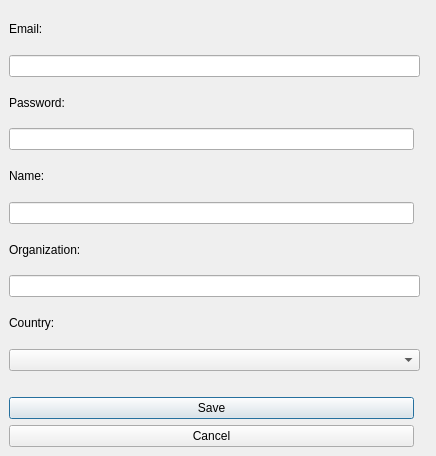
Above: LDMP/DlgSettingsUpdate.ui from ConservationInternational/trends.earth before the change. Below: the same form after it.
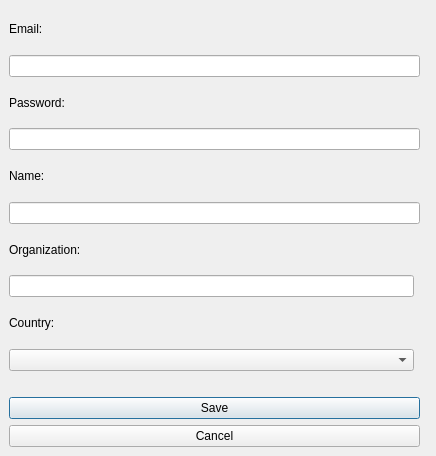
That is the form after the change.

What changed in the file:
```diff
--- a/LDMP/DlgSettingsUpdate.ui
+++ b/LDMP/DlgSettingsUpdate.ui
@@ -68,13 +68,6 @@
       </property>
      </widget>
     </item>
-    <item row="14" column="1">
-     <widget class="QPushButton" name="save">
-      <property name="text">
-       <string>Save</string>
-      </property>
-     </widget>
-    </item>
     <item row="9" column="1">
      <widget class="QLabel" name="label_3">
       <property name="sizePolicy">
@@ -101,26 +94,6 @@
       </property>
      </widget>
     </item>
-    <item row="10" column="1" colspan="2">
-     <widget class="QLineEdit" name="organization">
-      <property name="inputMethodHints">
-       <set>Qt::ImhNone</set>
-      </property>
-      <property name="echoMode">
-       <enum>QLineEdit::Normal</enum>
-      </property>
-     </widget>
-    </item>
-    <item row="12" column="1" colspan="2">
-     <widget class="QComboBox" name="country"/>
-    </item>
-    <item row="6" column="1">
-     <widget class="QLineEdit" name="name">
-      <property name="inputMethodHints">
-       <set>Qt::ImhNoAutoUppercase</set>
-      </property>
-     </widget>
-    </item>
     <item row="11" column="1">
      <widget class="QLabel" name="label_4">
       <property name="sizePolicy">
@@ -134,13 +107,6 @@
       </property>
      </widget>
     </item>
-    <item row="15" column="1">
-     <widget class="QPushButton" name="cancel">
-      <property name="text">
-       <string>Cancel</string>
-      </property>
-     </widget>
-    </item>
     <item row="13" column="1">
      <spacer name="verticalSpacer">
       <property name="orientation">
@@ -157,13 +123,47 @@
       </property>
      </spacer>
     </item>
-    <item row="4" column="1">
+    <item row="14" column="1" colspan="2">
+     <widget class="QPushButton" name="save">
+      <property name="text">
+       <string>Save</string>
+      </property>
+     </widget>
+    </item>
+    <item row="15" column="1" colspan="2">
+     <widget class="QPushButton" name="cancel">
+      <property name="text">
+       <string>Cancel</string>
+      </property>
+     </widget>
+    </item>
+    <item row="6" column="1" colspan="2">
+     <widget class="QLineEdit" name="name">
+      <property name="inputMethodHints">
+       <set>Qt::ImhNoAutoUppercase</set>
+      </property>
+     </widget>
+    </item>
+    <item row="4" column="1" colspan="2">
      <widget class="QLineEdit" name="password">
       <property name="echoMode">
        <enum>QLineEdit::Password</enum>
       </property>
      </widget>
     </item>
+    <item row="12" column="1">
+     <widget class="QComboBox" name="country"/>
+    </item>
+    <item row="10" column="1">
+     <widget class="QLineEdit" name="organization">
+      <property name="inputMethodHints">
+       <set>Qt::ImhNone</set>
+      </property>
+      <property name="echoMode">
+       <enum>QLineEdit::Normal</enum>
+      </property>
+     </widget>
+    </item>
    </layout>
   </widget>
  </widget>
```
